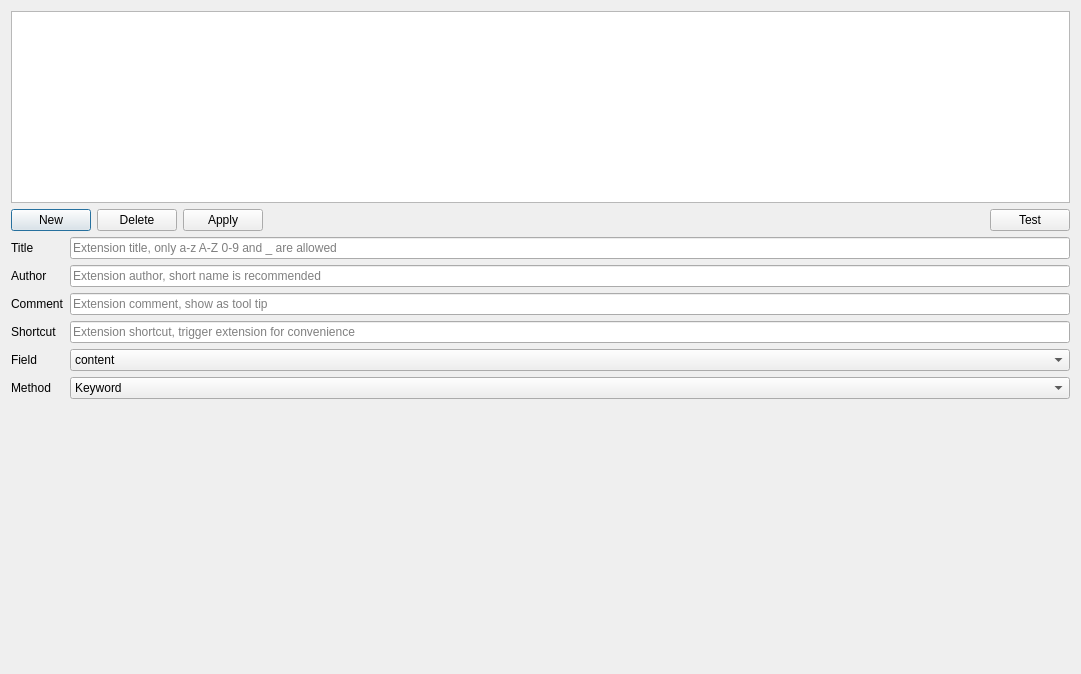
missdeer/cjlv, file extensiondialog.ui: the form before one commit.
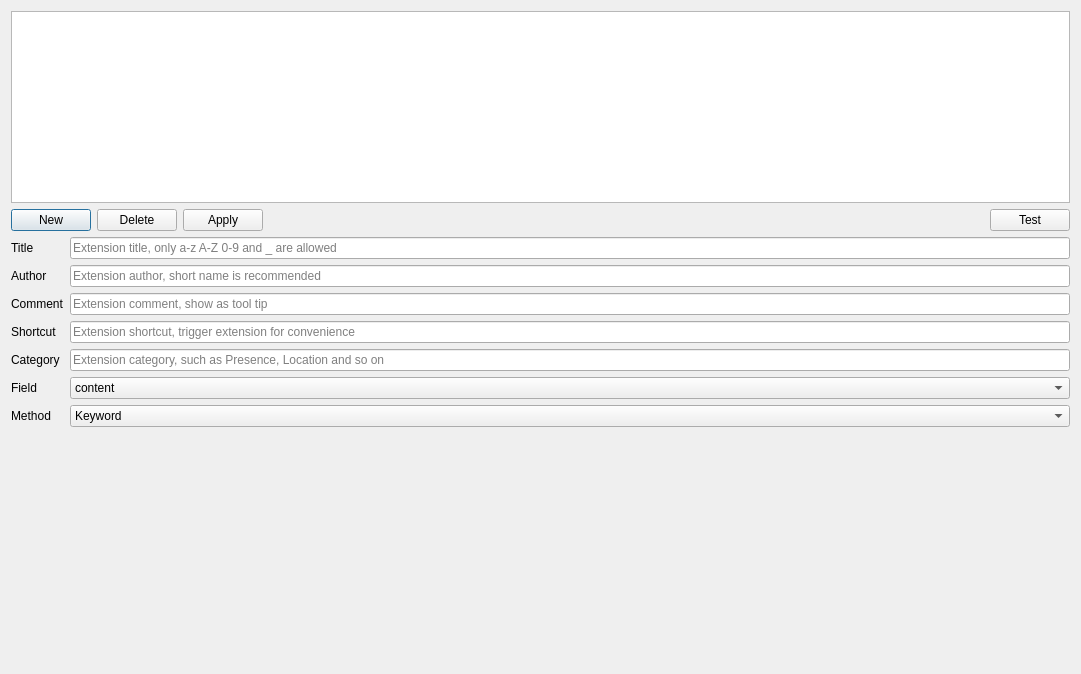
The form after the commit. Custom widgets are drawn as their Qt base class.

Commit message: (*)support category of extensions

```diff
--- a/extensiondialog.ui
+++ b/extensiondialog.ui
@@ -101,14 +101,14 @@
        </property>
       </widget>
      </item>
-     <item row="4" column="0">
+     <item row="5" column="0">
       <widget class="QLabel" name="label_2">
        <property name="text">
         <string>Field</string>
        </property>
       </widget>
      </item>
-     <item row="4" column="1">
+     <item row="5" column="1">
       <widget class="QComboBox" name="cbField">
        <property name="currentIndex">
         <number>7</number>
@@ -160,14 +160,14 @@
        </item>
       </widget>
      </item>
-     <item row="5" column="0">
+     <item row="6" column="0">
       <widget class="QLabel" name="label_3">
        <property name="text">
         <string>Method</string>
        </property>
       </widget>
      </item>
-     <item row="5" column="1">
+     <item row="6" column="1">
       <widget class="QComboBox" name="cbMethod">
        <item>
         <property name="text">
@@ -222,6 +222,23 @@
        </property>
       </widget>
      </item>
+     <item row="4" column="0">
+      <widget class="QLabel" name="label_7">
+       <property name="text">
+        <string>Category</string>
+       </property>
+      </widget>
+     </item>
+     <item row="4" column="1">
+      <widget class="QLineEdit" name="edtCategory">
+       <property name="inputMask">
+        <string/>
+       </property>
+       <property name="placeholderText">
+        <string>Extension category, such as Presence, Location and so on</string>
+       </property>
+      </widget>
+     </item>
     </layout>
    </item>
    <item>
```
The commit also changes 7 other files.
